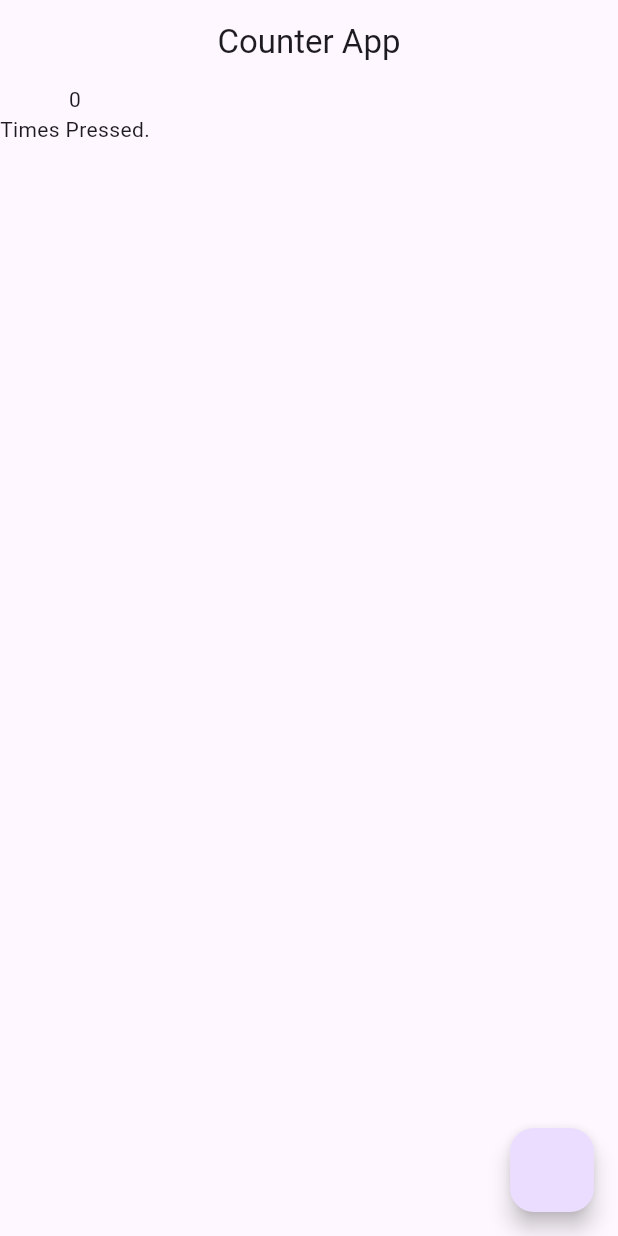
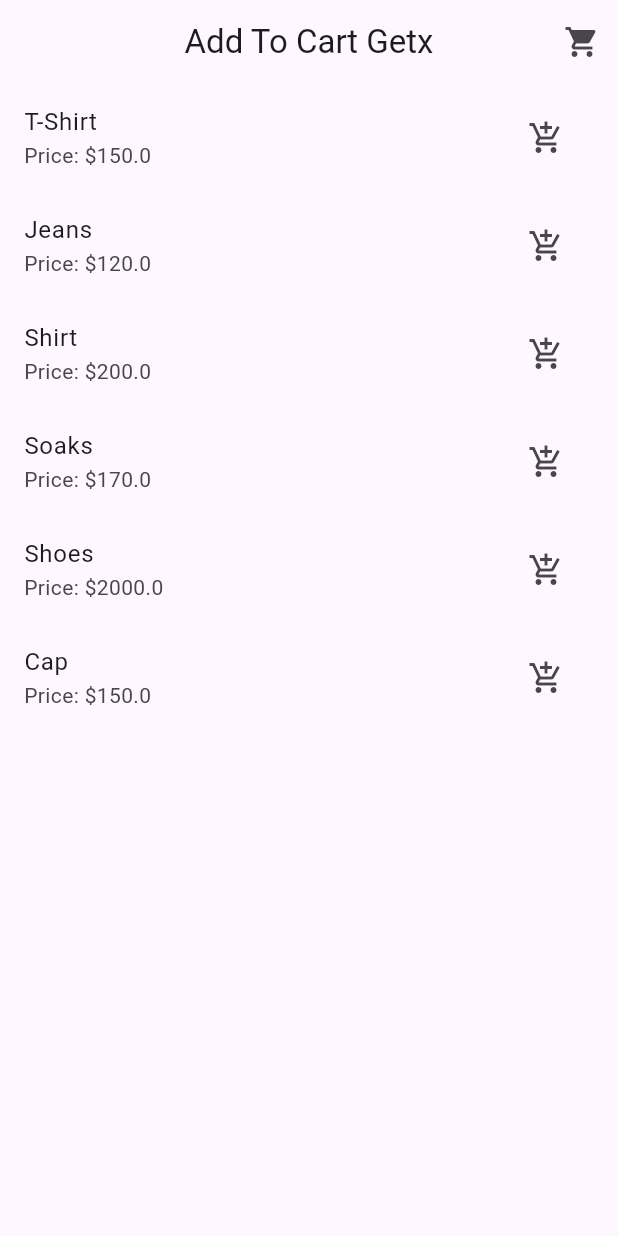
Before and after one commit to musharrafhamraz/Getx-State-Management-Flutter, a Flutter app: the screen it shows after launch, on a phone screen of 412 x 824 dp. Run offline on Flutter 3.47's test engine with Material 3 defaults, Android fonts, the phone set to English and light mode, and no system bars; our stand-ins replace get.

Commit message:
cart functionality using getx.

```diff
--- /dev/null
+++ b/lib/add_to_cart/controller.dart
@@ -0,0 +1,43 @@
+import 'package:get/get.dart';
+import 'package:getxstatepractice/add_to_cart/product_model.dart';
+
+class CartController extends GetxController {
+  // cart products
+  var cartProducts = <Product>[].obs;
+
+  // function to add to cart
+
+  void addToCart(Product product) {
+    if (cartProducts.contains(product)) {
+      Get.snackbar(
+        'Already in Cart',
+        '${product.name} is already in cart.',
+        snackPosition: SnackPosition.BOTTOM,
+        duration: const Duration(seconds: 2),
+      );
+    } else {
+      cartProducts.add(product);
+      Get.snackbar(
+        'Added to Cart',
+        '${product.name} has been added!',
+        snackPosition: SnackPosition.BOTTOM,
+        duration: const Duration(seconds: 2),
+      );
+    }
+  }
+
+  // remove from cart
+
+  void removeFromCart(Product product) {
+    cartProducts.remove(product);
+  }
+
+  // get the sum of price
+
+  double get totalPrice =>
+      cartProducts.fold(0, (sum, item) => sum + item.price);
+
+  // count items in cart
+
+  int get itemCount => cartProducts.length;
+}
--- /dev/null
+++ b/lib/add_to_cart/product_model.dart
@@ -0,0 +1,11 @@
+class Product {
+  final int id;
+  final String name;
+  final double price;
+
+  Product({
+    required this.id,
+    required this.name,
+    required this.price,
+  });
+}
--- /dev/null
+++ b/lib/add_to_cart/view.dart
@@ -0,0 +1,50 @@
+import 'package:flutter/material.dart';
+import 'package:get/get.dart';
+import 'package:getxstatepractice/add_to_cart/cart_screen.dart';
+import 'package:getxstatepractice/add_to_cart/controller.dart';
+import 'package:getxstatepractice/add_to_cart/product_model.dart';
+
+class PriductListScreen extends StatelessWidget {
+  const PriductListScreen({super.key});
+
+  @override
+  Widget build(BuildContext context) {
+    final CartController cartController = Get.put(CartController());
+
+    final List<Product> products = [
+      Product(id: 1, name: 'T-Shirt', price: 150),
+      Product(id: 2, name: 'Jeans', price: 120),
+      Product(id: 3, name: 'Shirt', price: 200),
+      Product(id: 4, name: 'Soaks', price: 170),
+      Product(id: 5, name: 'Shoes', price: 2000),
+      Product(id: 6, name: 'Cap', price: 150),
+    ];
+    return Scaffold(
+      appBar: AppBar(
+        title: const Text('Add To Cart Getx'),
+        centerTitle: true,
+        actions: [
+          IconButton(
+            onPressed: () => Get.to(() => const CartScreen()),
+            icon: const Icon(Icons.shopping_cart),
+          )
+        ],
+      ),
+      body: ListView.builder(
+          itemCount: products.length,
+          itemBuilder: (context, index) {
+            final product = products[index];
+            return ListTile(
+              title: Text(product.name),
+              subtitle: Text('Price: \$${product.price}'),
+              trailing: IconButton(
+                onPressed: () {
+                  cartController.addToCart(product);
+                },
+                icon: const Icon(Icons.add_shopping_cart),
+              ),
+            );
+          }),
+    );
+  }
+}
--- a/lib/main.dart
+++ b/lib/main.dart
@@ -1,8 +1,6 @@
 import 'package:flutter/material.dart';
 import 'package:get/get.dart';
-import 'package:getxstatepractice/counter_app/view.dart';
-
-import 'package:getxstatepractice/todo_app/view.dart';
+import 'package:getxstatepractice/add_to_cart/view.dart';
 
 void main() {
   runApp(const MyApp());
@@ -20,7 +18,7 @@
         colorScheme: ColorScheme.fromSeed(seedColor: Colors.deepPurple),
         useMaterial3: true,
       ),
-      home: const CounterApp(),
+      home: const PriductListScreen(),
     );
   }
 }
```
Also changed, not shown: lib/add_to_cart/cart_screen.dart (added, +55 -0 lines).
